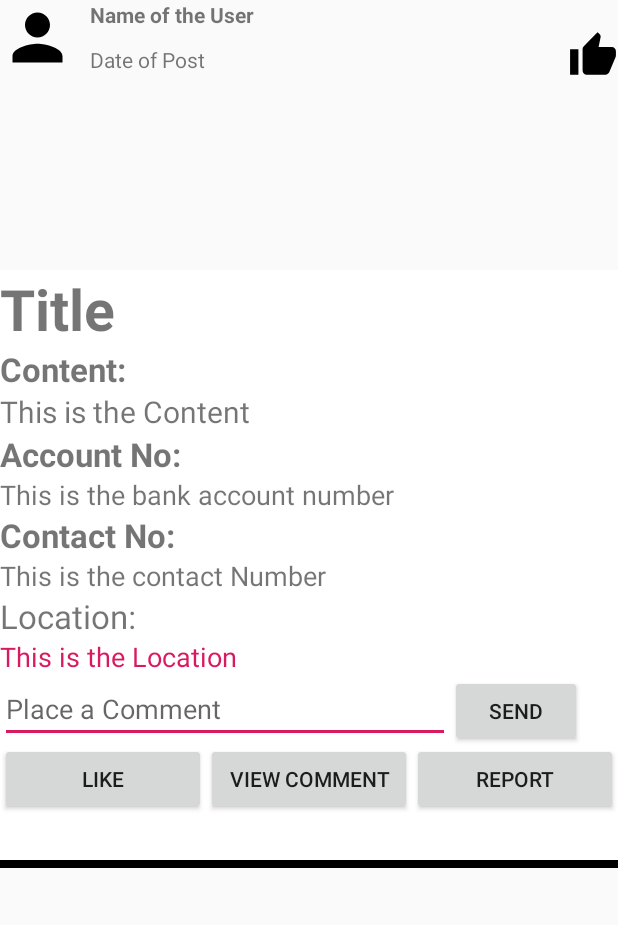
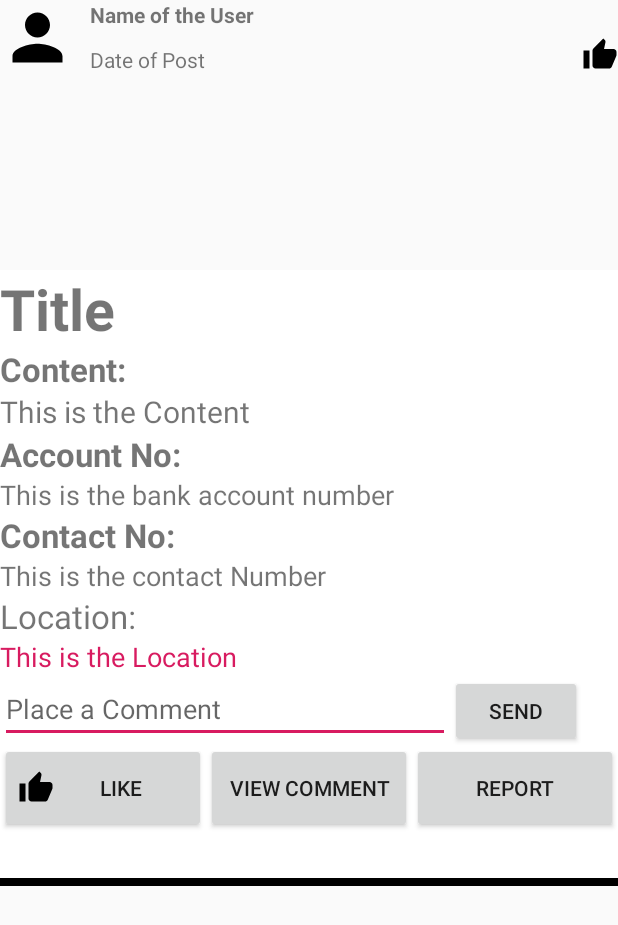
Before and after one commit to weianchan/GiveMeYourHand, an Android app: the layout list_detail.xml on its own in the app's theme, with its tools: preview values and no code run, on a phone screen of 412 x 824 dp. Shown: the top 925 px of the screen. Run offline under Robolectric (Android 15) with nearby library versions, the phone set to English and light mode, and no system bars.

Commit message:
Merge branch 'master' of https://github.com/weianchan/GiveMeYourHand
# Conflicts:
#	app/src/main/java/student/assignment/taruc/givemeyourhand/Comment.java

```diff
--- /dev/null
+++ b/app/src/main/res/drawable/ic_liked_24dp.xml
@@ -0,0 +1,5 @@
+<vector android:alpha="0.9" android:height="24dp" android:tint="#FF0C15"
+    android:viewportHeight="24.0" android:viewportWidth="24.0"
+    android:width="24dp" xmlns:android="http://schemas.android.com/apk/res/android">
+    <path android:fillColor="#FF000000" android:pathData="M1,21h4L5,9L1,9v12zM23,10c0,-1.1 -0.9,-2 -2,-2h-6.31l0.95,-4.57 0.03,-0.32c0,-0.41 -0.17,-0.79 -0.44,-1.06L14.17,1 7.59,7.59C7.22,7.95 7,8.45 7,9v10c0,1.1 0.9,2 2,2h9c0.83,0 1.54,-0.5 1.84,-1.22l3.02,-7.05c0.09,-0.23 0.14,-0.47 0.14,-0.73v-1.91l-0.01,-0.01L23,10z"/>
+</vector>
--- a/app/src/main/res/layout/list_detail.xml
+++ b/app/src/main/res/layout/list_detail.xml
@@ -60,14 +60,13 @@
             android:layout_marginTop="60dp"
             android:layout_toEndOf="@+id/second" />
 
-        <ImageButton
+        <TextView
             android:id="@+id/like"
-            android:layout_width="33dp"
+            android:layout_width="wrap_content"
             android:layout_height="34dp"
-
             android:layout_below="@+id/username"
             android:layout_alignParentEnd="true"
-            android:background="@drawable/ic_like_24dp" />
+            android:drawableStart="@drawable/ic_like_24dp" />
 
 
     </RelativeLayout>
@@ -165,28 +164,29 @@
 
             <LinearLayout
                 android:layout_width="match_parent"
-                android:layout_height="wrap_content"
+                android:layout_height="60dp"
                 android:layout_below="@+id/textComment"
                 android:orientation="horizontal">
 
                 <Button
                     android:id="@+id/like_btn"
                     android:layout_width="0dp"
-                    android:layout_height="wrap_content"
+                    android:layout_height="match_parent"
                     android:layout_weight="1"
+                    android:drawableStart="@drawable/ic_like_24dp"
                     android:text="@string/like" />
 
                 <Button
                     android:id="@+id/comment_btn"
                     android:layout_width="0dp"
-                    android:layout_height="wrap_content"
+                    android:layout_height="match_parent"
                     android:layout_weight="1"
                     android:text="@string/view_comment" />
 
                 <Button
                     android:id="@+id/report_btn"
                     android:layout_width="0dp"
-                    android:layout_height="wrap_content"
+                    android:layout_height="match_parent"
                     android:layout_weight="1"
                     android:text="@string/report" />
 
```
Also changed, not shown: app/src/main/java/student/assignment/taruc/givemeyourhand/ListFragment.java (+85 -2 lines).
